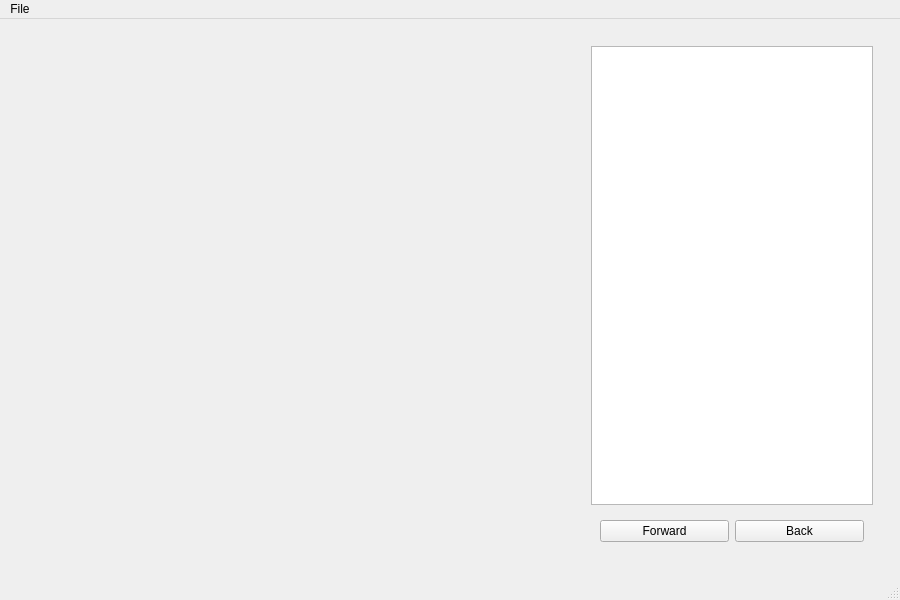
Qt form other/tagui/main_window.ui (tomik/akimot) before a commit.
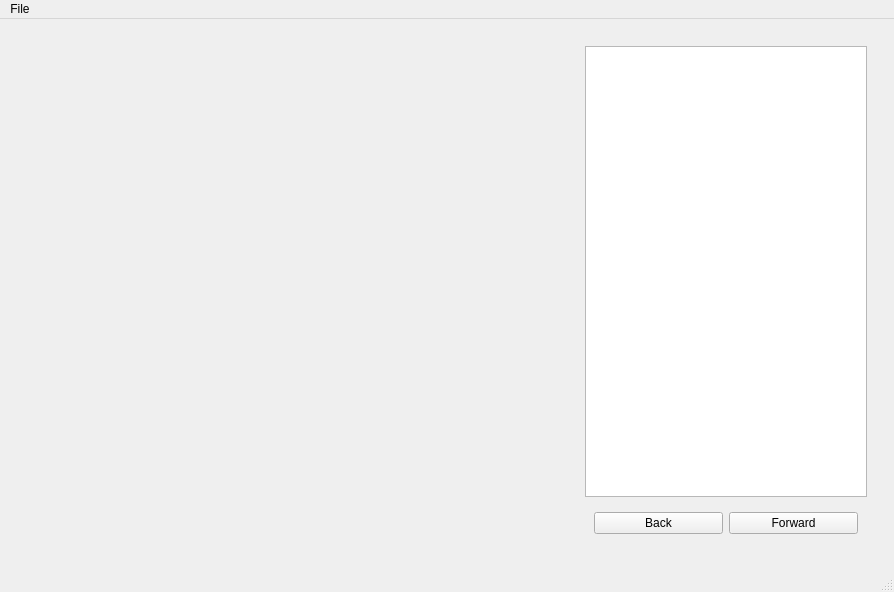
The same form after that commit. Custom widgets are drawn as their Qt base class.

```diff
--- a/other/tagui/main_window.ui
+++ b/other/tagui/main_window.ui
@@ -8,8 +8,8 @@
    <rect>
     <x>0</x>
     <y>0</y>
-    <width>900</width>
-    <height>600</height>
+    <width>894</width>
+    <height>592</height>
    </rect>
   </property>
   <property name="sizePolicy" >
@@ -98,13 +98,6 @@
              </sizepolicy>
             </property>
             <layout class="QHBoxLayout" name="horizontalLayout_2" >
-             <item>
-              <widget class="QPushButton" name="button_forward" >
-               <property name="text" >
-                <string>Forward</string>
-               </property>
-              </widget>
-             </item>
              <item>
               <widget class="QPushButton" name="button_back" >
                <property name="text" >
@@ -112,6 +105,13 @@
                </property>
               </widget>
              </item>
+             <item>
+              <widget class="QPushButton" name="button_forward" >
+               <property name="text" >
+                <string>Forward</string>
+               </property>
+              </widget>
+             </item>
             </layout>
            </widget>
           </item>
@@ -131,7 +131,7 @@
     <rect>
      <x>0</x>
      <y>0</y>
-     <width>900</width>
+     <width>894</width>
      <height>27</height>
     </rect>
    </property>
```
Left out of the diff: 17 changed lines with no effect on the pictures.
